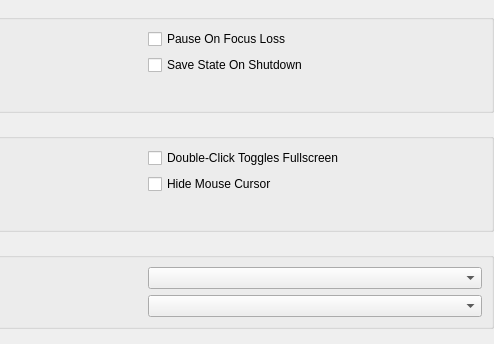
The window that pcsx2-qt/Settings/InterfaceSettingsWidget.ui (PCSX2/pcsx2) describes before a commit, drawn with Qt 5; both pictures show x 204 to 698 and y 0 to 344 of the 698 by 740 pixel window.
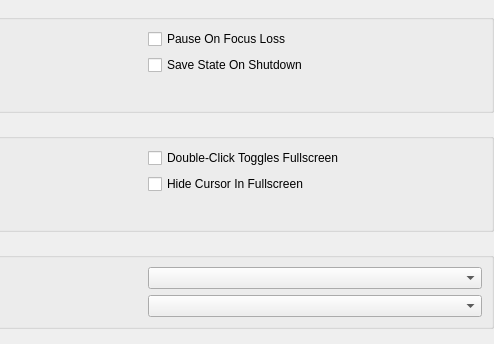
The same window after the commit.

Commit message:
Qt: Implement mouse->controller binding
Also implements forwarding mouse events to imgui.

What changed in the file:
```diff
--- a/pcsx2-qt/Settings/InterfaceSettingsWidget.ui
+++ b/pcsx2-qt/Settings/InterfaceSettingsWidget.ui
@@ -88,7 +88,7 @@
         <item row="1" column="1">
          <widget class="QCheckBox" name="hideMouseCursor">
           <property name="text">
-           <string>Hide Mouse Cursor</string>
+           <string>Hide Cursor In Fullscreen</string>
           </property>
          </widget>
         </item>
```
The commit also changes 22 other files.
